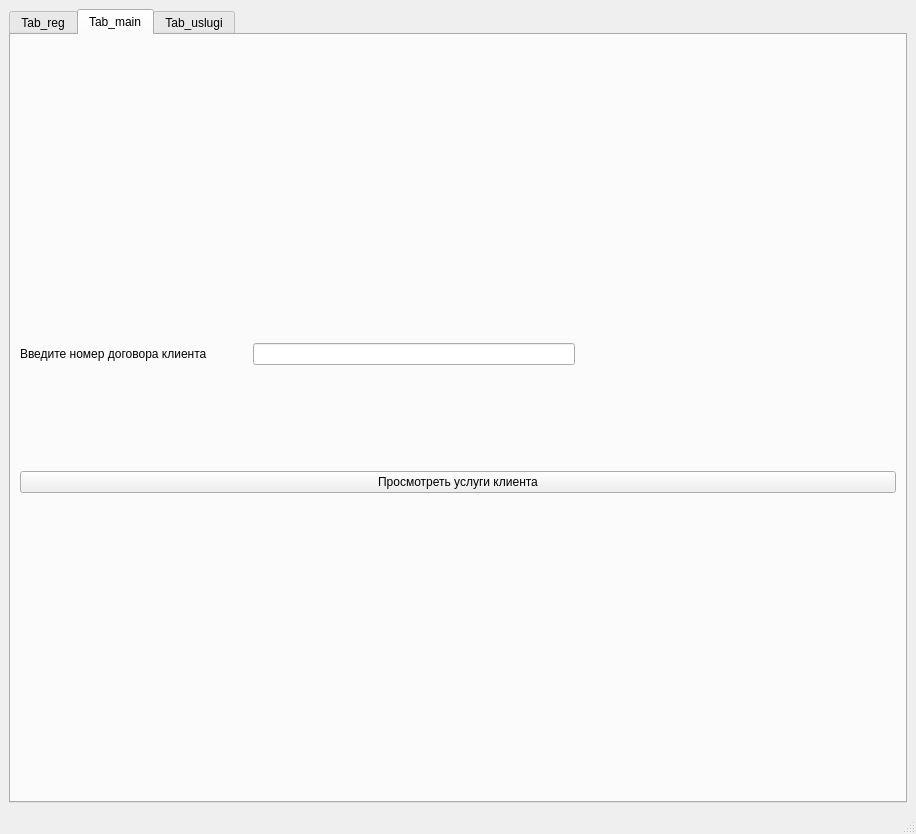
Qt form mainwindow.ui (IG-or-LO/tool_for_provider) before a commit.
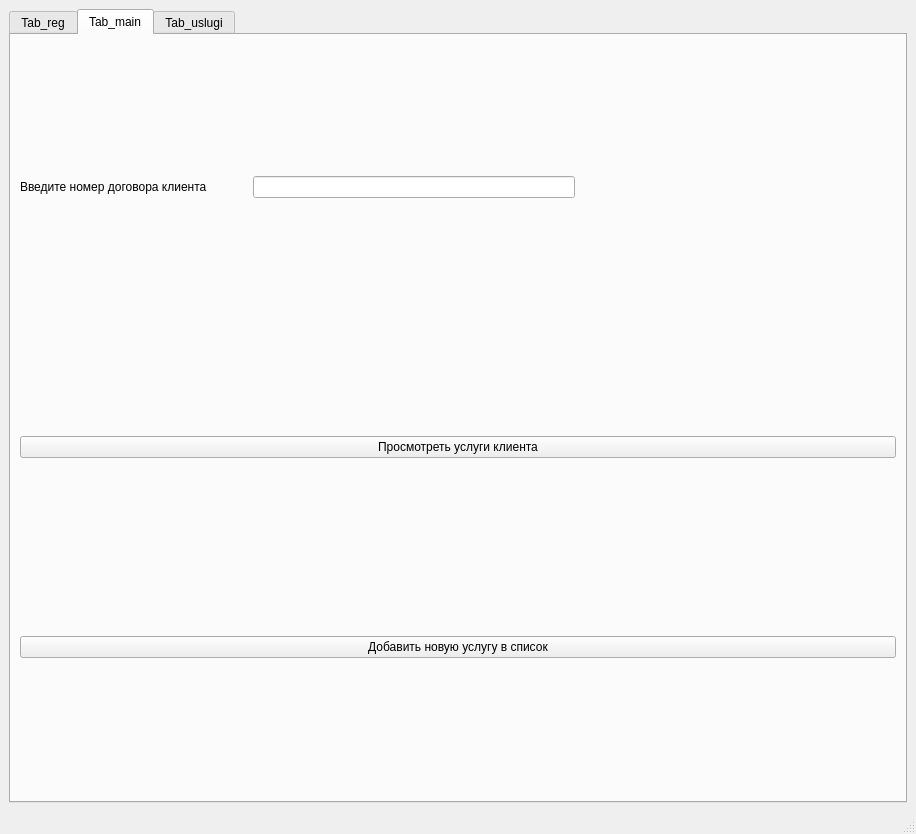
The same form after that commit. The open tabs and pages were chosen to show the change.

What changed in the file:
```diff
--- a/mainwindow.ui
+++ b/mainwindow.ui
@@ -352,7 +352,7 @@
              <enum>Qt::Vertical</enum>
             </property>
             <property name="sizeType">
-             <enum>QSizePolicy::Fixed</enum>
+             <enum>QSizePolicy::Preferred</enum>
             </property>
             <property name="sizeHint" stdset="0">
              <size>
@@ -369,6 +369,29 @@
             </property>
            </widget>
           </item>
+          <item>
+           <spacer name="verticalSpacer_6">
+            <property name="orientation">
+             <enum>Qt::Vertical</enum>
+            </property>
+            <property name="sizeType">
+             <enum>QSizePolicy::Preferred</enum>
+            </property>
+            <property name="sizeHint" stdset="0">
+             <size>
+              <width>20</width>
+              <height>40</height>
+             </size>
+            </property>
+           </spacer>
+          </item>
+          <item>
+           <widget class="QPushButton" name="pbAddUsluga">
+            <property name="text">
+             <string>Добавить новую услугу в список</string>
+            </property>
+           </widget>
+          </item>
          </layout>
         </item>
        </layout>
```
Left out of the diff: 4 changed lines with no effect on the pictures.
